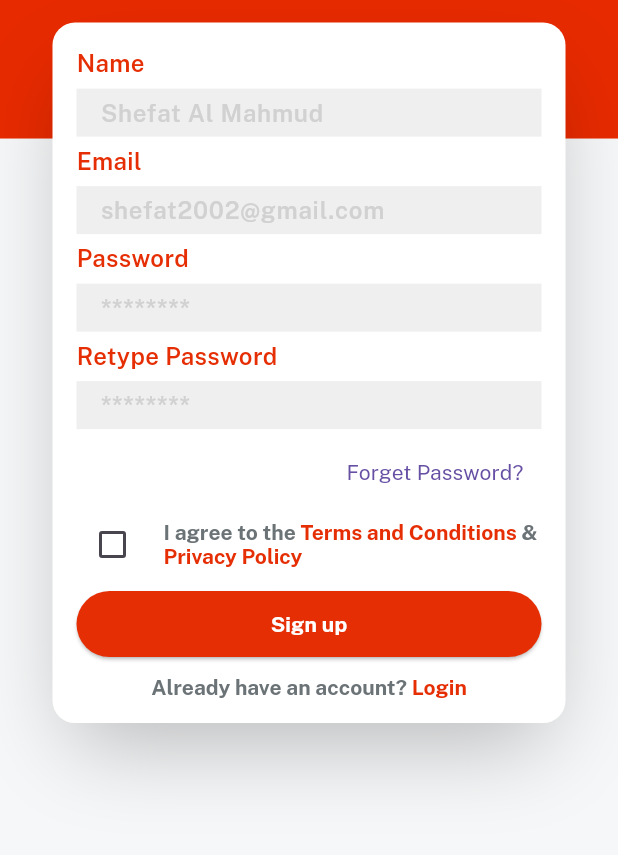
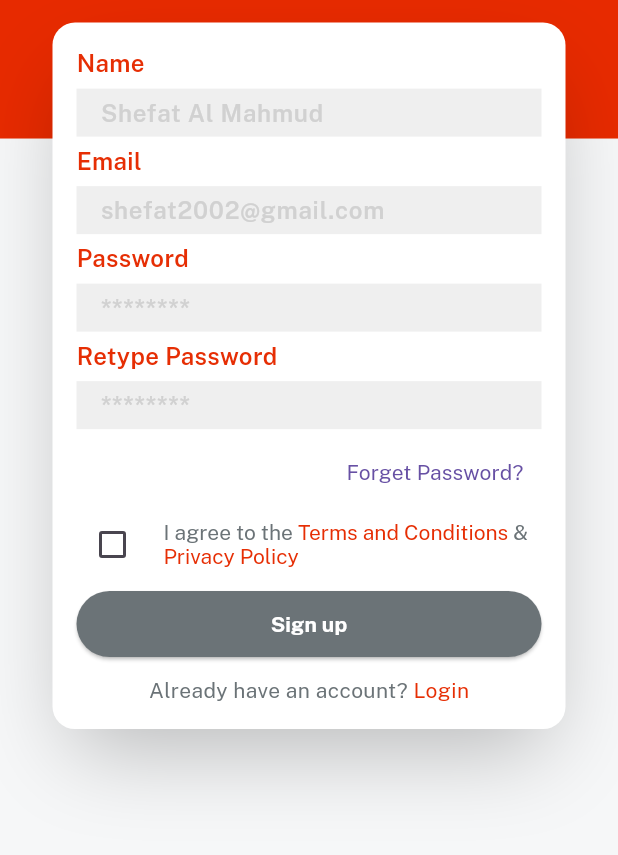
Before and after one commit to AAM-Mustahid/Emart_Plus, a Flutter app: the SignupScreen screen opened directly, on a phone screen of 412 x 824 dp, the part 293-1148 px from its top. Run offline on Flutter 3.47's test engine with Material 3 defaults, Android fonts, the phone set to English and light mode, and no system bars; our stand-ins replace get, velocity_x.

Commit message:
Updated Signup page

```diff
--- a/lib/views/auth_screen/signup_screen.dart
+++ b/lib/views/auth_screen/signup_screen.dart
@@ -1,14 +1,22 @@
 import 'package:emart_plus/consts/consts.dart';
-import 'package:emart_plus/consts/lists.dart';
 import 'package:emart_plus/widgets_common/applogo_widgets.dart';
 import 'package:emart_plus/widgets_common/bg_widget.dart';
 import 'package:emart_plus/widgets_common/custom_textfield.dart';
 import 'package:emart_plus/widgets_common/our_button.dart';
+import 'package:flutter/cupertino.dart';
 import 'package:flutter/material.dart';
+import 'package:flutter/widgets.dart';
 import 'package:get/get.dart';
 
-class SignupScreen extends StatelessWidget {
+class SignupScreen extends StatefulWidget {
   const SignupScreen({super.key});
+
+  @override
+  State<SignupScreen> createState() => _SignupScreenState();
+}
+
+class _SignupScreenState extends State<SignupScreen> {
+  bool? isCheck = false;
 
   @override
   Widget build(BuildContext context) {
@@ -36,9 +44,14 @@ class SignupScreen extends StatelessWidget {
                 Row(
                   children: [
                     Checkbox(
-                      checkColor: redColor,
-                      value: false,
-                      onChanged: (newValue) {},
+                      activeColor: redColor,
+                      checkColor: whiteColor,
+                      value: isCheck,
+                      onChanged: (newValue) {
+                        setState(() {
+                          isCheck = newValue;
+                        });
+                      },
                     ),
                     10.widthBox,
                     Expanded(
@@ -47,25 +60,25 @@ class SignupScreen extends StatelessWidget {
                         TextSpan(
                             text: "I agree to the ",
                             style: TextStyle(
-                              fontFamily: bold,
+                              fontFamily: regular,
                               color: fontGrey,
                             )),
                         TextSpan(
                             text: termAndCond,
                             style: TextStyle(
-                              fontFamily: bold,
+                              fontFamily: regular,
                               color: redColor,
                             )),
                         TextSpan(
                             text: " & ",
                             style: TextStyle(
-                              fontFamily: bold,
+                              fontFamily: regular,
                               color: fontGrey,
                             )),
                         TextSpan(
                             text: privacyPolicy,
                             style: TextStyle(
-                              fontFamily: bold,
+                              fontFamily: regular,
                               color: redColor,
                             ))
                       ])),
@@ -74,7 +87,7 @@ class SignupScreen extends StatelessWidget {
                 ),
                 5.heightBox,
                 ourButton(
-                        color: redColor,
+                        color: isCheck == true ? redColor : fontGrey,
                         title: signup,
                         textColor: whiteColor,
                         onPress: () {})
@@ -82,22 +95,15 @@ class SignupScreen extends StatelessWidget {
                     .width(context.screenWidth - 50)
                     .make(),
                 10.heightBox,
-                RichText(
-                  text: const TextSpan(
-                    children: [
-                      TextSpan(
-                        text: alreadyHaveAcc,
-                        style: TextStyle(fontFamily: bold, color: fontGrey),
-                      ),
-                      TextSpan(
-                        text: login,
-                        style: TextStyle(fontFamily: bold, color: redColor),
-                      )
-                    ],
-                  ),
-                ).onTap(() {
-                  Get.back();
-                }),
+                Row(
+                  mainAxisAlignment: MainAxisAlignment.center,
+                  children: [
+                    alreadyHaveAcc.text.color(fontGrey).make(),
+                    login.text.color(redColor).make().onTap(() {
+                      Get.back();
+                    }),
+                  ],
+                ),
               ],
             )
                 .box
```
